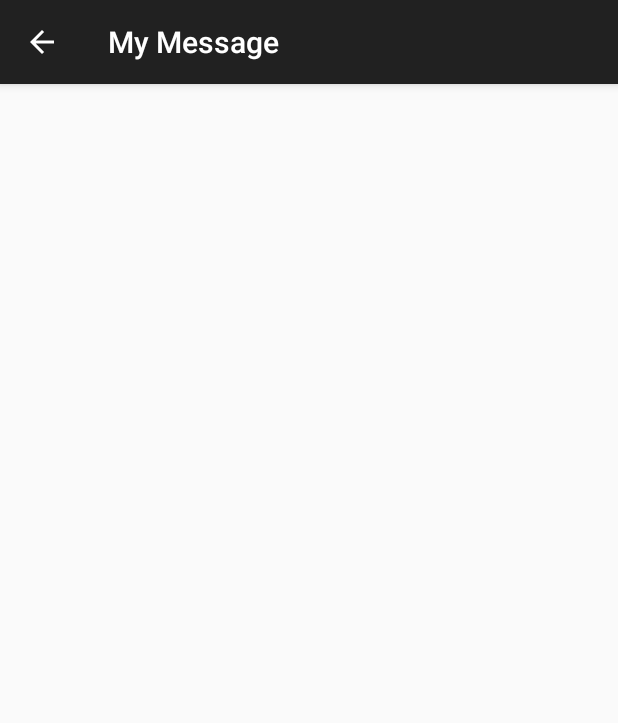
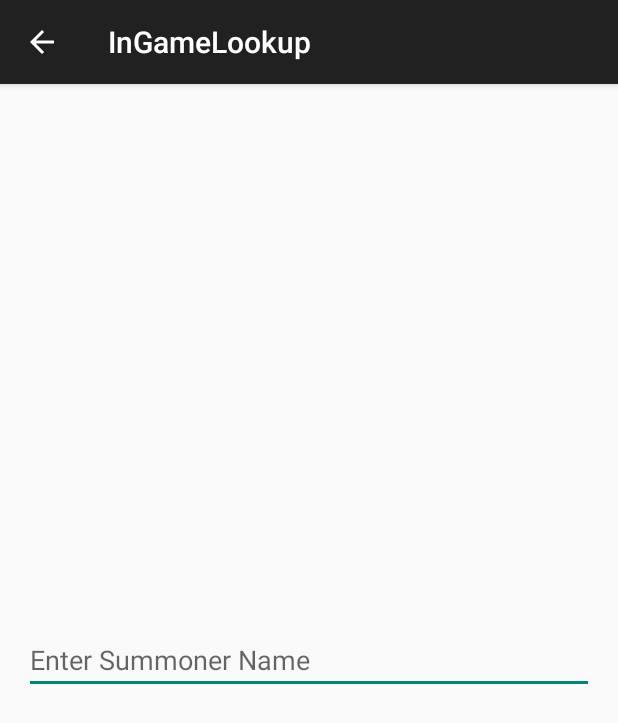
Before and after one commit to geg0046/CSCE-4410, an Android app: the InGameLookup screen opened directly, with no data from a screen before it, on a phone screen of 412 x 824 dp. Shown: the top 723 px of the screen. Run offline under Robolectric (Android 15) with nearby library versions, the phone set to English and light mode, and no system bars.

Commit message:
In game lookup and main overflow menu
Built an overflow menu containing the new activity InGameLookup which
directs you to a new page asking you to enter the summoner name to be
searched. Currently does not function.

```diff
--- a/app/build.gradle
+++ b/app/build.gradle
@@ -6,7 +6,7 @@ android {
 
     defaultConfig {
         applicationId "comgeg0046.github.testapp"
-        minSdkVersion 8
+        minSdkVersion 11
         targetSdkVersion 21
         versionCode 1
         versionName "1.0"
--- a/app/src/main/java/comgeg0046/github/testapp/DisplayMessageActivity.java
+++ b/app/src/main/java/comgeg0046/github/testapp/InGameLookup.java
@@ -1,30 +1,25 @@
 package comgeg0046.github.testapp;
 
-import android.content.Intent;
 import android.support.v7.app.ActionBarActivity;
 import android.os.Bundle;
 import android.view.Menu;
 import android.view.MenuItem;
-import android.widget.TextView;
 
 
-public class DisplayMessageActivity extends ActionBarActivity {
+public class InGameLookup extends ActionBarActivity {
 
     @Override
     protected void onCreate(Bundle savedInstanceState) {
         super.onCreate(savedInstanceState);
+        setContentView(R.layout.activity_in_game_lookup);
+    }
 
-        // Get the message from the intent
-        Intent intent = getIntent();
-        String message = intent.getStringExtra(MainActivity.EXTRA_MESSAGE);
 
-        // Create the text view
-        TextView textView = new TextView(this);
-        textView.setTextSize(40);
-        textView.setText(message);
-
-        // Set the text view as the activity layout
-        setContentView(textView);
+    @Override
+    public boolean onCreateOptionsMenu(Menu menu) {
+        // Inflate the menu; this adds items to the action bar if it is present.
+        getMenuInflater().inflate(R.menu.menu_in_game_lookup, menu);
+        return true;
     }
 
     @Override
--- /dev/null
+++ b/app/src/main/res/layout/activity_in_game_lookup.xml
@@ -0,0 +1,17 @@
+<RelativeLayout xmlns:android="http://schemas.android.com/apk/res/android"
+    xmlns:tools="http://schemas.android.com/tools" android:layout_width="match_parent"
+    android:layout_height="match_parent" android:paddingLeft="@dimen/activity_horizontal_margin"
+    android:paddingRight="@dimen/activity_horizontal_margin"
+    android:paddingTop="@dimen/activity_vertical_margin"
+    android:paddingBottom="@dimen/activity_vertical_margin"
+    tools:context="comgeg0046.github.testapp.InGameLookup">
+
+    <EditText android:id="@+id/edit_message"
+        android:layout_width="fill_parent"
+        android:layout_height="wrap_content"
+        android:hint="@string/edit_message"
+        android:layout_centerVertical="true"
+        android:layout_alignParentRight="true"
+        android:layout_alignParentEnd="true" />
+
+</RelativeLayout>
--- /dev/null
+++ b/app/src/main/res/menu/menu_in_game_lookup.xml
@@ -0,0 +1,6 @@
+<menu xmlns:android="http://schemas.android.com/apk/res/android"
+    xmlns:app="http://schemas.android.com/apk/res-auto"
+    xmlns:tools="http://schemas.android.com/tools"
+    tools:context="comgeg0046.github.testapp.InGameLookup">
+
+</menu>
--- a/app/src/main/res/menu/menu_main.xml
+++ /dev/null
@@ -1,6 +0,0 @@
-<menu xmlns:android="http://schemas.android.com/apk/res/android"
-    xmlns:app="http://schemas.android.com/apk/res-auto"
-    xmlns:tools="http://schemas.android.com/tools" tools:context=".MainActivity">
-    <item android:id="@+id/action_settings" android:title="@string/action_settings"
-        android:orderInCategory="100" app:showAsAction="never" />
-</menu>
--- a/app/src/main/res/values/strings.xml
+++ b/app/src/main/res/values/strings.xml
@@ -1,12 +1,13 @@
 <?xml version="1.0" encoding="utf-8"?>
 <resources>
 
-    <string name="app_name">TestApp</string>
-    <string name="edit_message">Enter a message</string>
+    <string name="app_name">LoL Compendium</string>
+    <string name="edit_message">Enter Summoner Name</string>
     <string name="button_send">Send</string>
     <string name="action_settings">Settings</string>
     <string name="title_activity_main">MainActivity</string>
     <string name="title_activity_display_message">My Message</string>
+    <string name="Lookup">In-Game Lookup</string>
     <string name="Str1">Large Text</string>
     <string name="Champion1">Aatrox - Fighter/Tank</string>
     <string name="Champion2">Ahri - Mage/Assassin</string>
@@ -132,4 +133,7 @@
     <string name="Champion122">Ziggs - Mage</string>
     <string name="Champion123">Zilean - Support/Mage</string>
     <string name="Champion124">Zyra - Mage/Support</string>
+    <string name="title_activity_in_game_lookup">InGameLookup</string>
+    <string name="hello_world">Hello world!</string>
+
 </resources>
```
Also changed, not shown: app/src/main/AndroidManifest.xml (+12 -2 lines), app/src/main/java/comgeg0046/github/testapp/MainActivity.java (+12 -11 lines), app/src/main/res/layout/activity_main.xml (+4 -3 lines), app/src/main/res/menu/main_activity_actions.xml (added, +15 -0 lines).
